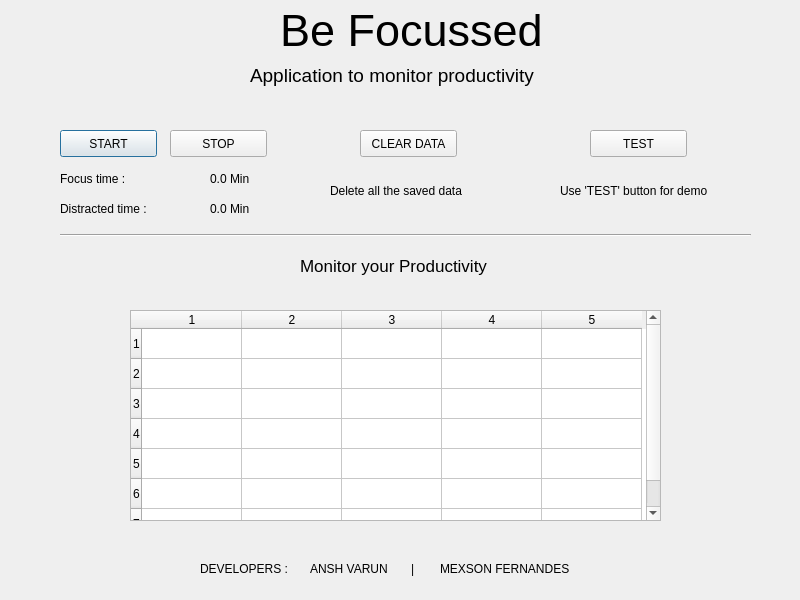
The window that GUI/main.ui (MexsonFernandes/Be-Focussed-Productivity-Monitor) describes before a commit, drawn with Qt 5.
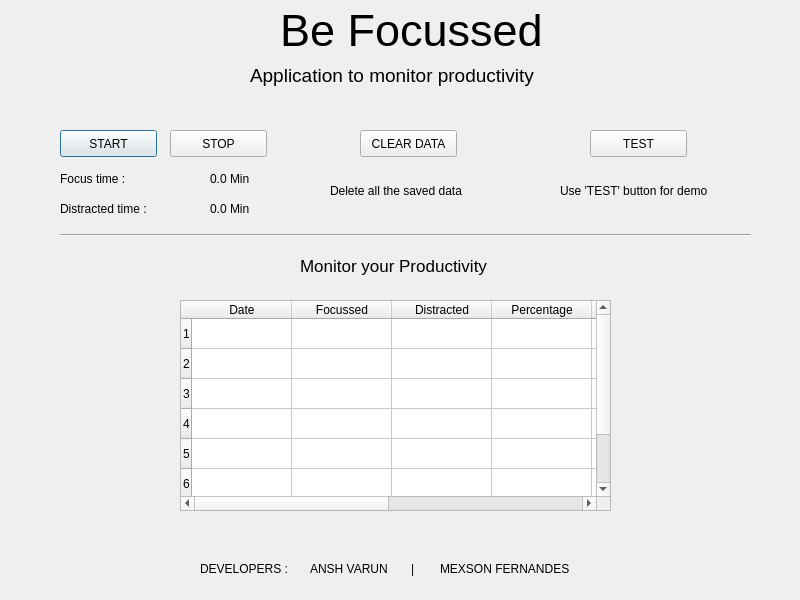
The same window after the commit.

```diff
--- a/GUI/main.ui
+++ b/GUI/main.ui
@@ -283,9 +283,9 @@
   <widget class="QTableWidget" name="tableWidget">
    <property name="geometry">
     <rect>
-     <x>130</x>
-     <y>310</y>
-     <width>531</width>
+     <x>180</x>
+     <y>300</y>
+     <width>431</width>
      <height>211</height>
     </rect>
    </property>
@@ -299,7 +299,7 @@
     <number>7</number>
    </property>
    <property name="columnCount">
-    <number>5</number>
+    <number>8</number>
    </property>
    <row/>
    <row/>
@@ -308,7 +308,26 @@
    <row/>
    <row/>
    <row/>
-   <column/>
+   <column>
+    <property name="text">
+     <string>Date</string>
+    </property>
+   </column>
+   <column>
+    <property name="text">
+     <string>Focussed</string>
+    </property>
+   </column>
+   <column>
+    <property name="text">
+     <string>Distracted</string>
+    </property>
+   </column>
+   <column>
+    <property name="text">
+     <string>Percentage</string>
+    </property>
+   </column>
    <column/>
    <column/>
    <column/>
@@ -318,7 +337,7 @@
    <property name="geometry">
     <rect>
      <x>60</x>
-     <y>290</y>
+     <y>280</y>
      <width>681</width>
      <height>261</height>
     </rect>
```
